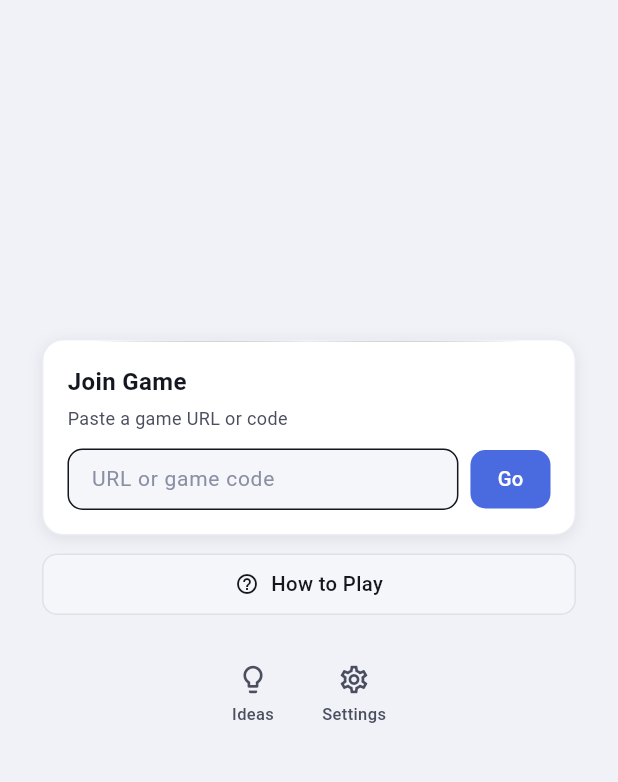
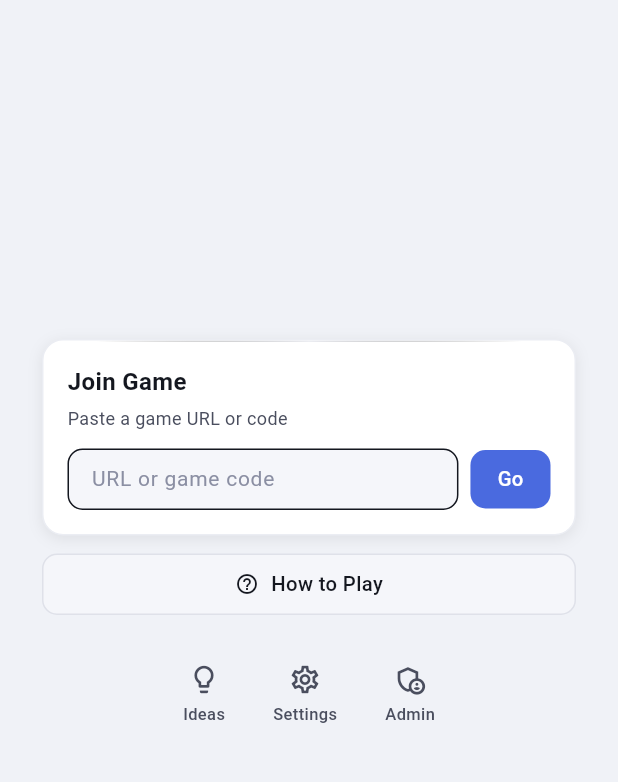
Before and after one commit to parthivapsani/jetlag-hideseek, a Flutter app: the screen it shows after launch, on a phone screen of 412 x 824 dp, the part 438-1220 px from its top. Run offline on Flutter 3.47's test engine with Material 3 defaults, Android fonts, the phone set to English and light mode, and no system bars; our stand-ins replace flutter_riverpod, freezed_annotation, geolocator, go_router, google_maps_flutter, image_picker and 2 more; accounts and stored records are empty; generated files the repository leaves out were written again; Roboto replaces fonts that are missing (Plus Jakarta Sans).

Commit message:
feat: add admin button to home screen
Admin dashboard accessible from bottom icon row on home page.

Co-Authored-By: Claude Opus 4.6 (1M context) <noreply@anthropic.com>

```diff
--- a/lib/features/home/home_screen.dart
+++ b/lib/features/home/home_screen.dart
@@ -188,6 +188,13 @@ class _HomeScreenState extends ConsumerState<HomeScreen> {
                     onTap: () => context.push('/settings'),
                     color: context.textSecondary,
                   ),
+                  const SizedBox(width: 32),
+                  _IconBtn(
+                    icon: Icons.admin_panel_settings_outlined,
+                    label: 'Admin',
+                    onTap: () => context.push('/admin'),
+                    color: context.textSecondary,
+                  ),
                 ],
               ),
               const SizedBox(height: 24),
```
